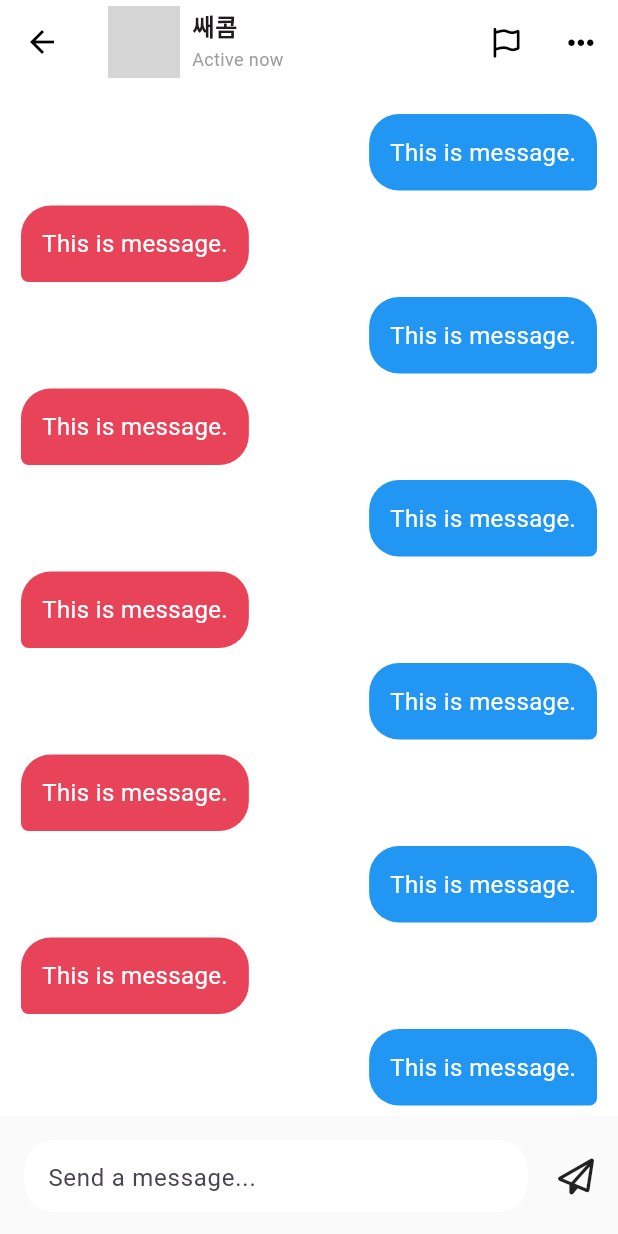
After one commit to sweetandsourkiss/tiktok_clone, a Flutter app: the ChatDetailScreen screen opened directly, on a phone screen of 412 x 824 dp. The commit adds this screen. Run offline on Flutter 3.47's test engine with Material 3 defaults, Android fonts, the phone set to English and light mode, and no system bars; our stand-ins replace font_awesome_flutter, video_player, visibility_detector; network calls fail; grey boxes are pictures that could not be loaded.

Commit message:
#11 CHATS

```diff
--- a/lib/features/inbox/activity_screen.dart
+++ b/lib/features/inbox/activity_screen.dart
@@ -92,6 +92,7 @@ class _ActivityScreenState extends State<ActivityScreen>
         title: GestureDetector(
           onTap: _toggleAnimation,
           child: Row(
+            mainAxisSize: MainAxisSize.min,
             mainAxisAlignment: MainAxisAlignment.center,
             children: [
               const Text(
--- /dev/null
+++ b/lib/features/inbox/chat_detail_screen.dart
@@ -0,0 +1,191 @@
+import 'package:flutter/material.dart';
+import 'package:font_awesome_flutter/font_awesome_flutter.dart';
+import 'package:tiktok_clone/constants/gaps.dart';
+import 'package:tiktok_clone/constants/sizes.dart';
+
+class ChatDetailScreen extends StatefulWidget {
+  const ChatDetailScreen({super.key});
+
+  @override
+  State<ChatDetailScreen> createState() => _ChatDetailScreenState();
+}
+
+class _ChatDetailScreenState extends State<ChatDetailScreen> {
+  @override
+  Widget build(BuildContext context) {
+    return Scaffold(
+      appBar: AppBar(
+        title: ListTile(
+          contentPadding: EdgeInsets.zero,
+          horizontalTitleGap: Sizes.size8,
+          leading: Stack(
+            children: [
+              const CircleAvatar(
+                radius: Sizes.size24,
+                foregroundImage: NetworkImage(
+                  "https://avatars.githubusercontent.com/u/106135040?v=4",
+                ),
+                child: Text(
+                  "쌔콤",
+                ),
+              ),
+              Positioned(
+                bottom: 0,
+                right: 0,
+                child: Container(
+                  padding: const EdgeInsets.all(
+                    Sizes.size3,
+                  ),
+                  decoration: const BoxDecoration(
+                    color: Colors.white,
+                    borderRadius: BorderRadius.all(
+                      Radius.circular(
+                        Sizes.size96,
+                      ),
+                    ),
+                  ),
+                  child: Container(
+                    width: Sizes.size12,
+                    height: Sizes.size12,
+                    decoration: const BoxDecoration(
+                      color: Colors.green,
+                      borderRadius: BorderRadius.all(
+                        Radius.circular(
+                          Sizes.size96,
+                        ),
+                      ),
+                    ),
+                  ),
+                ),
+              ),
+            ],
+          ),
+          title: const Text(
+            "쌔콤",
+            style: TextStyle(
+              fontWeight: FontWeight.w600,
+            ),
+          ),
+          subtitle: Text(
+            "Active now",
+            style: TextStyle(
+              fontSize: Sizes.size12,
+              color: Colors.grey.shade500,
+            ),
+          ),
+          trailing: const Row(
+            mainAxisSize: MainAxisSize.min,
+            children: [
+              FaIcon(
+                FontAwesomeIcons.flag,
+                size: Sizes.size20,
+                color: Colors.black,
+              ),
+              Gaps.h32,
+              FaIcon(
+                FontAwesomeIcons.ellipsis,
+                size: Sizes.size20,
+                color: Colors.black,
+              ),
+            ],
+          ),
+        ),
+      ),
+      body: Stack(
+        children: [
+          ListView.separated(
+            padding: const EdgeInsets.only(
+              top: Sizes.size20,
+              bottom: Sizes.size96 + Sizes.size32,
+              left: Sizes.size14,
+              right: Sizes.size14,
+            ),
+            itemBuilder: (context, index) {
+              final isMine = index % 2 == 0;
+              return Row(
+                mainAxisSize: MainAxisSize.min,
+                mainAxisAlignment:
+                    isMine ? MainAxisAlignment.end : MainAxisAlignment.start,
+                children: [
+                  Container(
+                    padding: const EdgeInsets.all(
+                      Sizes.size14,
+                    ),
+                    decoration: BoxDecoration(
+                      color:
+                          isMine ? Colors.blue : Theme.of(context).primaryColor,
+                      borderRadius: BorderRadius.only(
+                          topLeft: const Radius.circular(
+                            Sizes.size20,
+                          ),
+                          topRight: const Radius.circular(
+                            Sizes.size20,
+                          ),
+                          bottomLeft: Radius.circular(
+                            isMine ? Sizes.size20 : Sizes.size5,
+                          ),
+                          bottomRight: Radius.circular(
+                            !isMine ? Sizes.size20 : Sizes.size5,
+                          )),
+                    ),
+                    child: const Text(
+                      "This is message.",
+                      style: TextStyle(
+                        color: Colors.white,
+                        fontSize: Sizes.size16,
+                      ),
+                    ),
+                  ),
+                ],
+              );
+            },
+            separatorBuilder: (context, index) => Gaps.v10,
+            itemCount: 20,
+          ),
+          Positioned(
+            bottom: 0,
+            width: MediaQuery.of(context).size.width,
+            child: BottomAppBar(
+              color: Colors.white,
+              surfaceTintColor: Colors.grey.shade400,
+              child: const Row(
+                children: [
+                  Expanded(
+                    child: TextField(
+                      decoration: InputDecoration(
+                        hintText: "Send a message...",
+                        border: UnderlineInputBorder(
+                          borderSide: BorderSide.none,
+                          borderRadius: BorderRadius.all(
+                            Radius.circular(
+                              Sizes.size20,
+                            ),
+                          ),
+                        ),
+                        filled: true,
+                        fillColor: Colors.white,
+                        suffix: Row(
+                          mainAxisSize: MainAxisSize.min,
+                          crossAxisAlignment: CrossAxisAlignment.center,
+                          children: [
+                            FaIcon(
+                              FontAwesomeIcons.faceSmile,
+                            ),
+                          ],
+                        ),
+                      ),
+                    ),
+                  ),
+                  Gaps.h20,
+                  FaIcon(
+                    FontAwesomeIcons.paperPlane,
+                  )
+                ],
+              ),
+            ),
+          )
+        ],
+      ),
+    );
+  }
+}
--- a/lib/main.dart
+++ b/lib/main.dart
@@ -1,6 +1,5 @@
 import 'package:flutter/material.dart';
 import 'package:tiktok_clone/constants/sizes.dart';
-import 'package:tiktok_clone/features/inbox/activity_screen.dart';
 import 'package:tiktok_clone/features/main_navigation/main_navigation_screen.dart';
 
 void main() {
@@ -32,7 +31,7 @@ class TikTokApp extends StatelessWidget {
           ),
         ),
       ),
-      home: const ActivityScreen(),
+      home: const MainNavigationScreen(),
     );
   }
 }
```
Also changed, not shown: lib/features/inbox/chats_screen.dart (added, +124 -0 lines), lib/features/inbox/inbox_screen.dart (+9 -2 lines).
